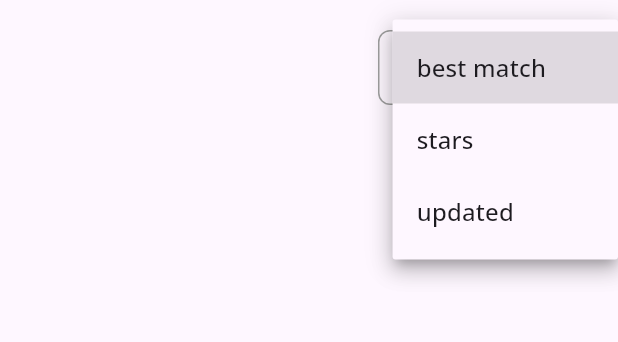
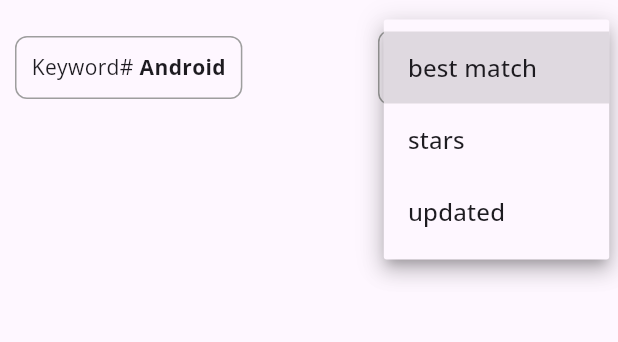
Before and after one commit to rasel3413/GitHub-Repository-Explorer, a Flutter app: the screen it shows after launch, after a tap on "best match", on a phone screen of 412 x 824 dp, the part 84-426 px from its top. Run offline on Flutter 3.47's test engine with Material 3 defaults, Android fonts, the light colour scheme and no system bars; our stand-ins replace google_fonts; network calls fail.

Commit message:
new features added

```diff
--- a/lib/main.dart
+++ b/lib/main.dart
@@ -19,6 +19,7 @@ class MyApp extends StatelessWidget {
   @override
   Widget build(BuildContext context) {
     return MaterialApp(
+      debugShowCheckedModeBanner: false,
       theme: ThemeData(
         colorScheme: ColorScheme.fromSeed(seedColor: Colors.deepPurple),
         useMaterial3: true,
--- a/lib/screens/home_page.dart
+++ b/lib/screens/home_page.dart
@@ -1,5 +1,6 @@
 import 'package:flutter/material.dart';
 import 'package:google_fonts/google_fonts.dart';
+import 'package:intl/intl.dart';
 import 'package:provider/provider.dart';
 import 'package:repository_explorer/models/home_model.dart';
 
@@ -7,12 +8,11 @@ import '../constants/strings.dart';
 import 'repository_details_page.dart';
 
 class HomePage extends StatelessWidget {
-  const HomePage({super.key});
-
+ final NumberFormat formatter = NumberFormat.compact();
+   HomePage({super.key});
   @override
   Widget build(BuildContext context) {
     return Scaffold(
-
       ///Appbar
       appBar: AppBar(
         backgroundColor: Colors.blueGrey,
@@ -23,7 +23,6 @@ class HomePage extends StatelessWidget {
         centerTitle: true,
       ),
 
-
       body: SafeArea(
         child: Column(
           children: [
@@ -32,11 +31,28 @@ class HomePage extends StatelessWidget {
             ),
 
             ///Sorting options
+            Row(
+              mainAxisAlignment: MainAxisAlignment.spaceBetween,
+              children: [
+                Container(
+                  padding: const EdgeInsets.all(10),
+                  margin: const EdgeInsets.all(10),
+                  decoration: BoxDecoration(
+                    borderRadius: BorderRadius.circular(8),
+                    border: Border.all(color: Colors.grey),
+                  ),
+                  child: Row(
+                    children: [
+                      Text("Keyword# ",style: GoogleFonts.openSans()),
+                      Text(AppStrings.keyWord,style: GoogleFonts.openSans(fontWeight: FontWeight.bold),)
+                    ],
+                  )
+                ),
                 Align(
                   alignment: Alignment.topRight,
                   child: DropdownButtonHideUnderline(
                     child: Container(
-                  alignment: Alignment.topRight,
+                      alignment: Alignment.center,
                       width: 150,
                       margin: const EdgeInsets.all(10),
                       decoration: BoxDecoration(
@@ -45,7 +61,7 @@ class HomePage extends StatelessWidget {
                       ),
                       child: DropdownButton<String>(
                         value: Provider.of<HomeModel>(context).sortOrder,
-                    items: ['best match', 'stars', 'updated']
+                        items: ["best match", "stars", "updated"]
                             .map<DropdownMenuItem<String>>((String value) {
                           return DropdownMenuItem<String>(
                             value: value,
@@ -65,15 +81,14 @@ class HomePage extends StatelessWidget {
                     ),
                   ),
                 ),
-
-
+              ],
+            ),
 
             Expanded(
               child: Stack(
                 children: [
-
                   ///Checking is loading for showing progress bar
-                  if (Provider.of<HomeModel>(context,listen: false).isLoading)
+                  if (Provider.of<HomeModel>(context, listen: false).isLoading)
                     const Center(
                       child: CircularProgressIndicator(),
                     ),
@@ -90,6 +105,7 @@ class HomePage extends StatelessWidget {
                       }
                       return false;
                     },
+
                     ///Building the Listtile of information of github repo
                     child: Consumer<HomeModel>(
                       builder: (context, homeModel, child) {
@@ -103,21 +119,22 @@ class HomePage extends StatelessWidget {
                               decoration: BoxDecoration(
                                 color: Colors.grey.withAlpha(40),
                                 shape: BoxShape.rectangle,
+                                borderRadius: BorderRadius.circular(12),
                                 border: Border.all(color: Colors.black38),
                               ),
                               child: ListTile(
-                                title: Text(repo['full_name']),
+                                title: Text(repo['full_name'],style: GoogleFonts.openSans(color: Colors.blue,fontWeight: FontWeight.bold),),
                                 subtitle: Column(
                                   crossAxisAlignment: CrossAxisAlignment.start,
                                   children: [
                                     Text(
-                                      'Stars: ${repo['stargazers_count']}',
+                                      'Stars: ${formatter.format(repo['stargazers_count'])}',
                                       style: GoogleFonts.openSans(),
                                     ),
                                     Text('Owner: ${repo['owner']['login']}',
                                         style: GoogleFonts.openSans()),
                                     Text(
-                                        'Last Updated: ${homeModel.formatDateTime(repo['pushed_at'])}',
+                                        'Last Updated: ${homeModel.formatDateTime(repo['updated_at'])}',
                                         style: GoogleFonts.openSans()),
                                   ],
                                 ),
@@ -143,6 +160,7 @@ class HomePage extends StatelessWidget {
       ),
     );
   }
+
   ///Navigations to details page
   void _navigateToRepositoryDetails(
       BuildContext context, Map<String, dynamic> repo) {
```
Also changed, not shown: lib/models/home_model.dart (+10 -7 lines). Lines whose indentation alone changed are shown as unchanged.
